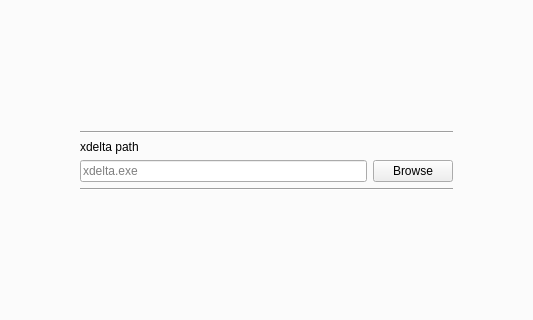
Before: the Qt Designer form romsearch/gui/layout_romsearch.ui in bbtufty/romsearch, drawn with Qt 5; both pictures show x 323 to 856 and y 236 to 556 of the 1179 by 785 pixel window.
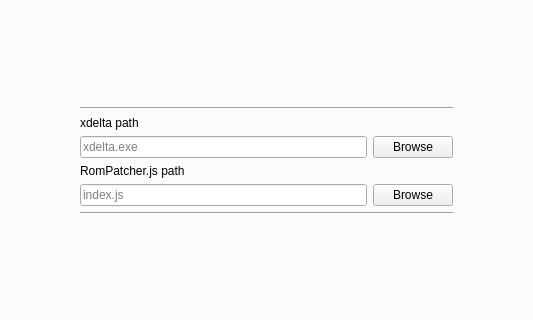
After: the same form once the commit is applied. The open tabs and pages were chosen to show the change.

```diff
--- a/romsearch/gui/layout_romsearch.ui
+++ b/romsearch/gui/layout_romsearch.ui
@@ -2219,6 +2219,31 @@
                     </item>
                    </layout>
                   </item>
+                  <item>
+                   <widget class="QLabel" name="labelConfigRomPatcherRomPatcherjs">
+                    <property name="text">
+                     <string>RomPatcher.js path</string>
+                    </property>
+                   </widget>
+                  </item>
+                  <item>
+                   <layout class="QHBoxLayout" name="horizontalLayoutConfigRomPatcherRomPatcherjs">
+                    <item>
+                     <widget class="QLineEdit" name="lineEditConfigRomPatcherRomPatcherjsPath">
+                      <property name="placeholderText">
+                       <string>index.js</string>
+                      </property>
+                     </widget>
+                    </item>
+                    <item>
+                     <widget class="QPushButton" name="pushButtonConfigRomPatcherRomPatcherjsPath">
+                      <property name="text">
+                       <string>Browse</string>
+                      </property>
+                     </widget>
+                    </item>
+                   </layout>
+                  </item>
                   <item>
                    <widget class="Line" name="lineConfigRomPatcherBottom">
                     <property name="orientation">
```
